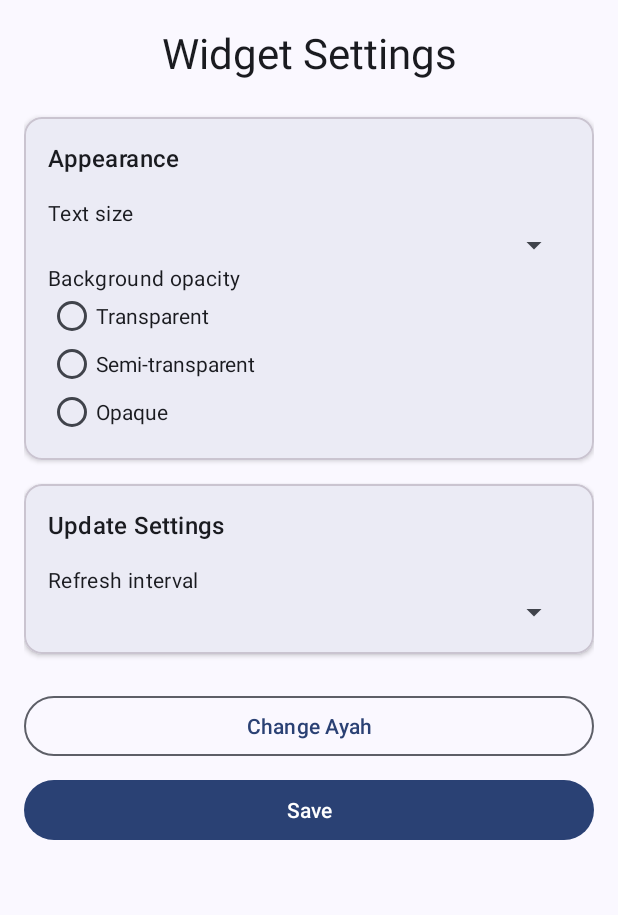
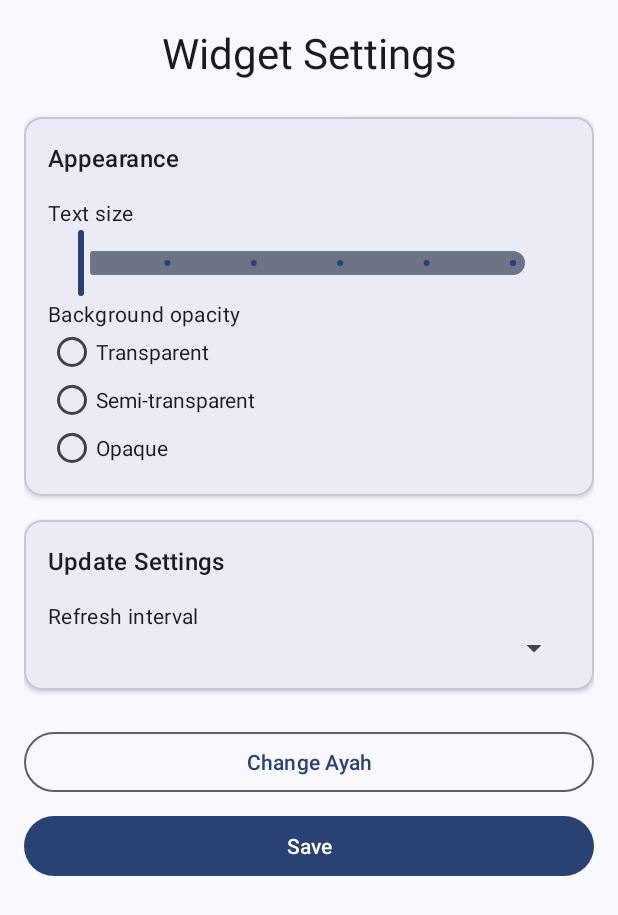
Before and after one commit to jihedamine/ayah-widget, an Android app: the WidgetConfigActivity screen opened directly, with no data from a screen before it, on a phone screen of 412 x 824 dp. Shown: the top 915 px of the screen. Run offline under Robolectric (Android 15) with nearby library versions, the phone set to English and light mode, and no system bars; 1 statement that could not run was skipped.

Commit message:
Improve text size selection

```diff
--- a/app/src/main/java/org/jihedamine/ayahwidget/WidgetConfigActivity.java
+++ b/app/src/main/java/org/jihedamine/ayahwidget/WidgetConfigActivity.java
@@ -13,7 +13,10 @@ import android.widget.Button;
 import android.widget.RadioGroup;
 import android.widget.RemoteViews;
 import android.widget.Spinner;
+import android.widget.TextView;
 import android.widget.Toast;
+
+import com.google.android.material.slider.Slider;
 
 import org.json.JSONObject;
 
@@ -23,16 +26,17 @@ import java.util.stream.IntStream;
 
 public class WidgetConfigActivity extends Activity {
     public static final float TEXT_SIZE_DEFAULT = 44f;
-    public static final float ALPHA_DEFAULT = 0.5f;
     public static final int AYAH_REFRESH_INTERVAL_MINS = 30;
     public static final long MINUTES_TO_MILLIS = 1000 * 60;
     public static final String WIDGET_PREFS = "WidgetPrefs";
     private static final float ALPHA_TRANSPARENT = 0.1f;
-    private static final float ALPHA_SEMI_TRANSPARENT = 0.7f;
+    private static final float ALPHA_SEMI_TRANSPARENT = 0.8f;
     private static final float ALPHA_OPAQUE = 1.0f;
+    public static final float ALPHA_DEFAULT = ALPHA_SEMI_TRANSPARENT;
 
     private int appWidgetId = AppWidgetManager.INVALID_APPWIDGET_ID;
-    private Spinner textSizePicker;
+    private Slider textSizeSlider;
+    private TextView textSizeValue;
     private String ayahContent;
     private Spinner intervalPicker;
     private RadioGroup alphaRadioGroup;
@@ -65,11 +69,13 @@ public class WidgetConfigActivity extends Activity {
         float widgetTextSize = prefs.getFloat("widget_text_size_" + appWidgetId, TEXT_SIZE_DEFAULT);
         ayahContent = prefs.getString("widget_ayah_content_" + appWidgetId, ayah.toString()); // Default to a random quote
 
-        textSizePicker = findViewById(R.id.textSizePicker);
-        ArrayAdapter<Integer> adapter = new ArrayAdapter<>(this, android.R.layout.simple_spinner_item, getTextSizeValues());
-        adapter.setDropDownViewResource(android.R.layout.simple_spinner_dropdown_item);
-        textSizePicker.setAdapter(adapter);
-        textSizePicker.setSelection(adapter.getPosition((int)widgetTextSize));
+        textSizeSlider = findViewById(R.id.textSizeSlider);
+        textSizeValue = findViewById(R.id.textSizeValue);
+        textSizeSlider.setValue(widgetTextSize);
+        textSizeValue.setText(String.valueOf((int)widgetTextSize));
+
+        textSizeSlider.addOnChangeListener((slider, value, fromUser) ->
+            textSizeValue.setText(String.valueOf((int)value)));
 
         intervalPicker = findViewById(R.id.intervalPicker);
         ArrayAdapter<Integer> intervalAdapter = new ArrayAdapter<>(this, android.R.layout.simple_spinner_item, getIntervalValues());
@@ -107,7 +113,7 @@ public class WidgetConfigActivity extends Activity {
         // Save the selected preferences
         SharedPreferences prefs = getSharedPreferences(WIDGET_PREFS, Context.MODE_PRIVATE);
         SharedPreferences.Editor editor = prefs.edit();
-        editor.putFloat("widget_text_size_" + appWidgetId, ((Integer) textSizePicker.getSelectedItem()).floatValue());
+        editor.putFloat("widget_text_size_" + appWidgetId, textSizeSlider.getValue());
         editor.putInt("widget_refresh_interval_" + appWidgetId, (Integer) intervalPicker.getSelectedItem());
 
         // Save alpha based on selected radio button
@@ -162,10 +168,6 @@ public class WidgetConfigActivity extends Activity {
         appWidgetManager.updateAppWidget(appWidgetId, views);
     }
 
-    private List<Integer> getTextSizeValues() {
-        return IntStream.of(40, 44, 48, 52, 56, 60).boxed().collect(Collectors.toList());
-    }
-
     private List<Integer> getIntervalValues() {
         return IntStream.of(5, 15, 30, 45, 60, 120, 240).boxed().collect(Collectors.toList());
     }
--- a/app/src/main/res/layout/activity_widget_config.xml
+++ b/app/src/main/res/layout/activity_widget_config.xml
@@ -42,17 +42,31 @@
                 <TextView
                     android:layout_width="wrap_content"
                     android:layout_height="wrap_content"
-                    android:labelFor="@id/textSizePicker"
                     android:text="Text size"
                     android:textAppearance="@style/TextAppearance.Material3.BodyMedium" />
 
-
-                <Spinner
-                    android:id="@+id/textSizePicker"
+                <LinearLayout
                     android:layout_width="match_parent"
                     android:layout_height="wrap_content"
-                    android:inputType="none" />
+                    android:orientation="horizontal"
+                    android:gravity="center_vertical">
 
+                    <com.google.android.material.slider.Slider
+                        android:id="@+id/textSizeSlider"
+                        android:layout_width="0dp"
+                        android:layout_height="wrap_content"
+                        android:layout_weight="1"
+                        android:valueFrom="40"
+                        android:valueTo="60"
+                        android:stepSize="4"/>
+
+                    <TextView
+                        android:id="@+id/textSizeValue"
+                        android:layout_width="wrap_content"
+                        android:layout_height="wrap_content"
+                        android:layout_marginStart="16dp"
+                        android:textAppearance="@style/TextAppearance.Material3.BodyMedium"/>
+                </LinearLayout>
 
                 <TextView
                     android:layout_width="wrap_content"
```
